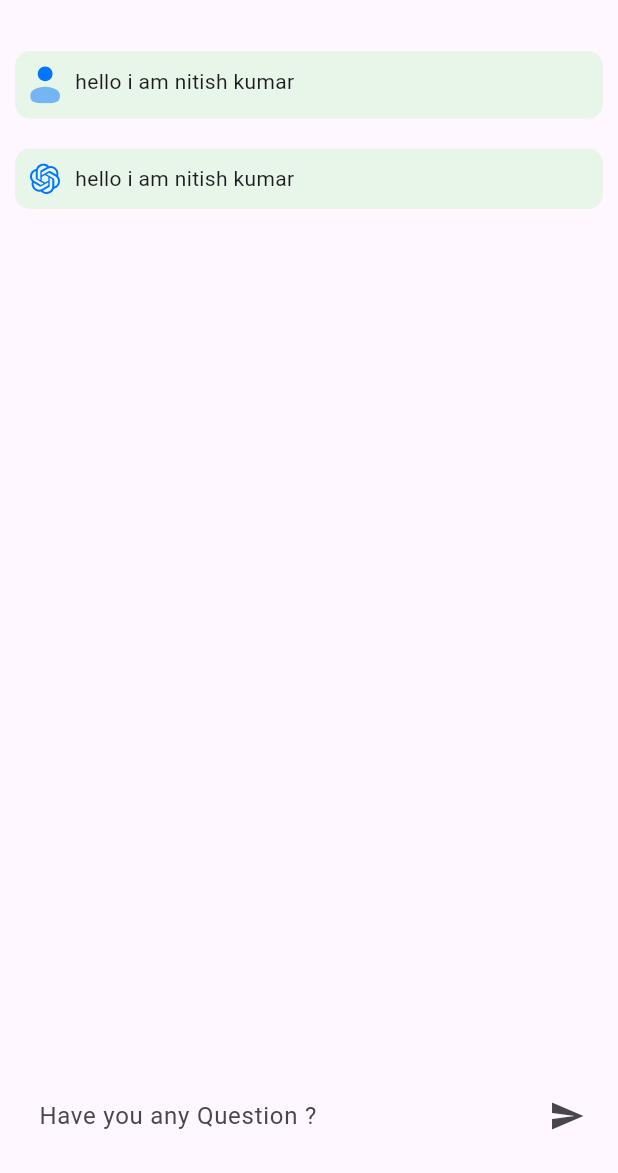
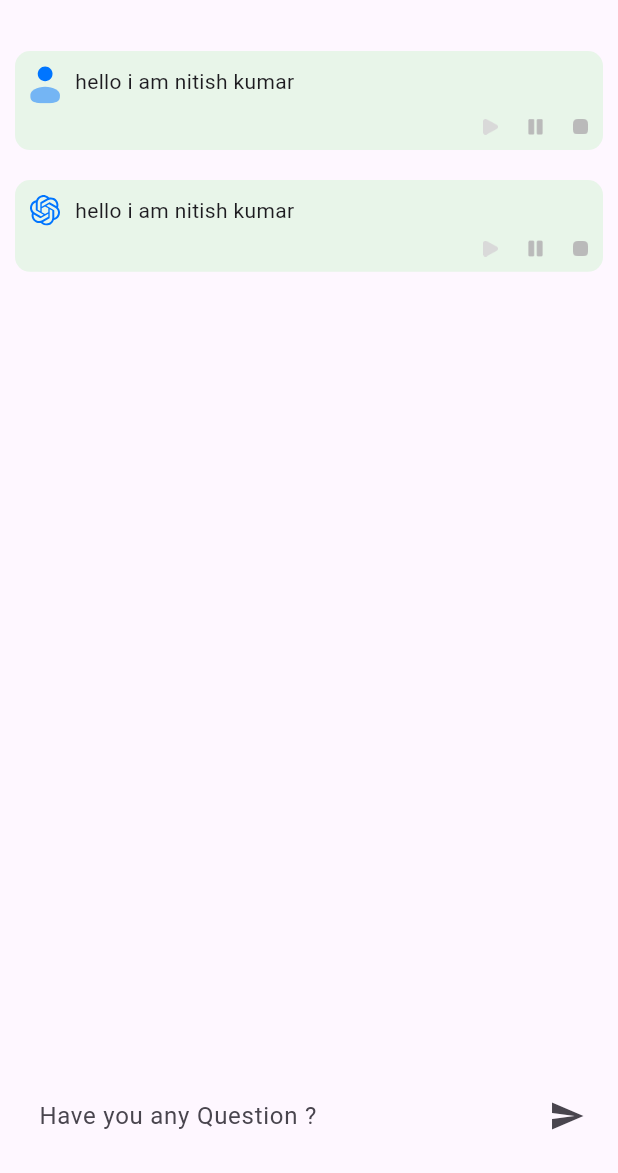
Before and after one commit to MrNitishroy/InterviewPrep, a Flutter app: the screen it shows after launch, on a phone screen of 412 x 824 dp, the part 63-1236 px from its top. Run offline on Flutter 3.47's test engine with Material 2 defaults, Android fonts, the phone set to English and light mode, and no system bars; our stand-ins replace flutter_svg, flutter_tts, get, just_audio, lottie.

```diff
--- a/lib/Components/ChatMessage.dart
+++ b/lib/Components/ChatMessage.dart
@@ -1,5 +1,7 @@
+import 'package:chatgpt/Controller/FreeTTS.dart';
 import 'package:flutter/material.dart';
 import 'package:flutter_svg/flutter_svg.dart';
+import 'package:get/get.dart';
 import 'package:lottie/lottie.dart';
 
 class ChatMessage extends StatelessWidget {
@@ -9,6 +11,7 @@ class ChatMessage extends StatelessWidget {
 
   @override
   Widget build(BuildContext context) {
+    FreeTTSController freeTTSController = Get.put(FreeTTSController());
     return Container(
       padding: EdgeInsets.all(10),
       decoration: BoxDecoration(
@@ -16,7 +19,9 @@ class ChatMessage extends StatelessWidget {
         color: Colors.green[50],
       ),
       margin: EdgeInsets.symmetric(vertical: 10),
-      child: Row(crossAxisAlignment: CrossAxisAlignment.start, children: [
+      child: Column(
+        children: [
+          Row(crossAxisAlignment: CrossAxisAlignment.start, children: [
             Center(
               child: sender == "ai"
                   ? SvgPicture.asset(
@@ -38,6 +43,43 @@ class ChatMessage extends StatelessWidget {
               ],
             ))
           ]),
+          SizedBox(height: 10),
+          Row(
+            mainAxisAlignment: MainAxisAlignment.end,
+            children: [
+              InkWell(
+                onTap: () {
+                  freeTTSController.TTSConverter(message);
+                },
+                child: Image.asset(
+                  "Assets/Icons/play.png",
+                  width: 10,
+                ),
+              ),
+              SizedBox(width: 20),
+              InkWell(
+                onTap: () {
+                  freeTTSController.flutterTts.pause();
+                },
+                child: Image.asset(
+                  "Assets/Icons/pause.png",
+                  width: 10,
+                ),
+              ),
+              SizedBox(width: 20),
+              InkWell(
+                onTap: () {
+                  freeTTSController.flutterTts.stop();
+                },
+                child: Image.asset(
+                  "Assets/Icons/stop.png",
+                  width: 10,
+                ),
+              ),
+            ],
+          ),
+        ],
+      ),
     );
   }
 }
--- a/lib/Controller/AITextToVoice.dart
+++ b/lib/Controller/AITextToVoice.dart
@@ -12,7 +12,7 @@ class TextToScpeechController extends GetxController {
 
     final Map<String, String> queryParams = {
       'text': text,
-      'voice_name': 'en-US-AriaNeural',
+      'voice_name': 'en-IN-Prabhat',
     };
 
     final Uri fullUri = uri.replace(queryParameters: queryParams);
--- a/lib/Controller/ChatController.dart
+++ b/lib/Controller/ChatController.dart
@@ -1,4 +1,5 @@
 import 'dart:convert';
+import 'package:chatgpt/Controller/FreeTTS.dart';
 import 'package:chatgpt/Model/ChatModel.dart';
 import 'package:chatgpt/PrivateData.dart';
 import 'package:flutter/widgets.dart';
@@ -9,6 +10,7 @@ import 'AITextToVoice.dart';
 
 class ChatController extends GetxController {
   TextToScpeechController TTS = Get.put(TextToScpeechController());
+  FreeTTSController freeTTSController = Get.put(FreeTTSController());
   final RxList<ChatModel> chatData = <ChatModel>[
     ChatModel(message: "hello i am nitish kumar ", role: "user"),
     ChatModel(message: "hello i am nitish kumar ", role: "ai"),
@@ -42,7 +44,8 @@ class ChatController extends GetxController {
       var text = AIData['choices'][0]['message']['content'];
       var newMessage = ChatModel(message: text, role: "ai");
       chatData.add(newMessage);
-      TTS.getTextToSpeech(text);
+      // TTS.getTextToSpeech(text);
+      freeTTSController.TTSConverter(text);
       print(AIData);
       print(AIData['choices'][0]['message']);
     }
--- /dev/null
+++ b/lib/Controller/FreeTTS.dart
@@ -0,0 +1,18 @@
+import 'package:flutter_tts/flutter_tts.dart';
+import 'package:get/get.dart';
+import 'package:get/get_state_manager/src/simple/get_controllers.dart';
+
+class FreeTTSController extends GetxController {
+  RxBool isPlaying = false.obs;
+  FlutterTts flutterTts = FlutterTts();
+
+  void TTSConverter(String text) async {
+    isPlaying.value = true;
+    await flutterTts.setVolume(100);
+    await flutterTts.setLanguage("en-US");
+    await flutterTts.setPitch(1);
+    await flutterTts.speak(text);
+
+    isPlaying.value = false;
+  }
+}
--- a/pubspec.yaml
+++ b/pubspec.yaml
@@ -42,6 +42,7 @@ dependencies:
   lottie: ^2.6.0
   path_provider: ^2.1.0
   just_audio: ^0.9.34
+  flutter_tts: ^3.8.1
 dev_dependencies:
   flutter_test:
     sdk: flutter
```
Also changed, not shown: lib/Pages/demo.dart (+5 -2 lines), Assets/Icons/pause.png (added), Assets/Icons/play.png (added), Assets/Icons/stop.png (added), pubspec.lock, 3 other files. Lines whose indentation alone changed are shown as unchanged.
